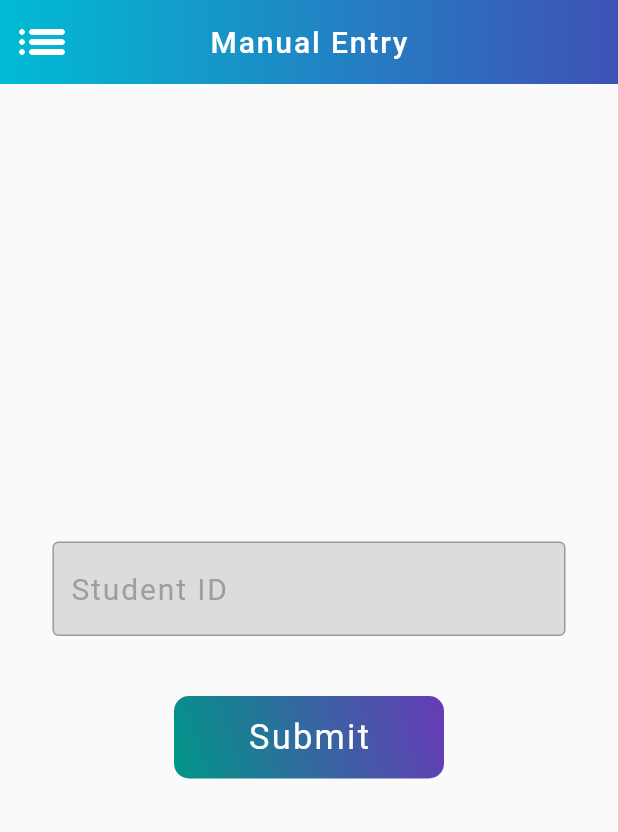
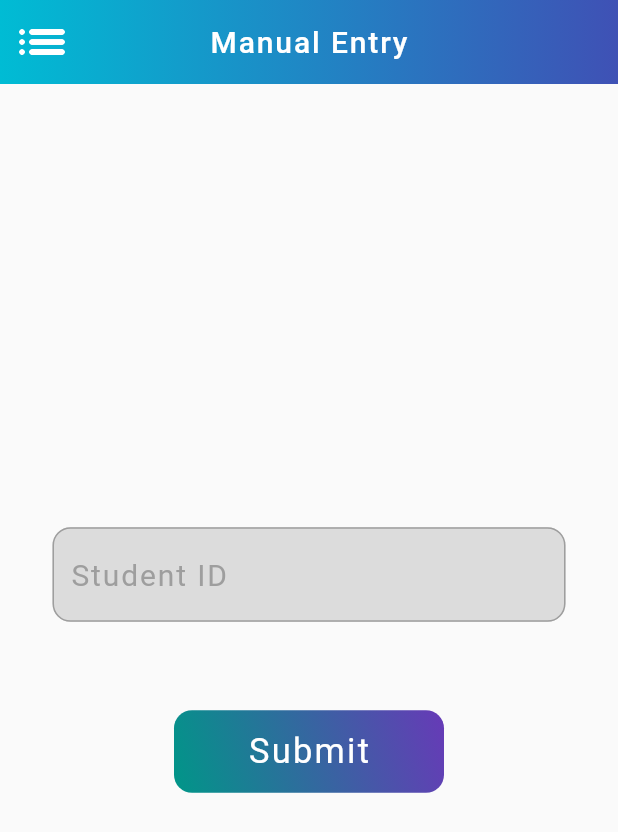
Before and after one commit to ManishModak/appwrite_hackathon, a Flutter app: the ManualEntry screen opened by its route, on a phone screen of 412 x 824 dp. Shown: the top 832 px of the screen. Run offline on Flutter 3.47's test engine with Material 2 defaults, Android fonts, the phone set to English and light mode, and no system bars; our stand-ins replace appwrite, firebase_core, flutter_spinkit, image_picker, shared_preferences; accounts and stored records are empty.

Commit message:
Manual Entry added Showing message after particular operation

```diff
--- a/lib/common/constants.dart
+++ b/lib/common/constants.dart
@@ -1,15 +1,17 @@
 import 'package:flutter/material.dart';
 
-const textInputDecoration = InputDecoration(
-  hintStyle: TextStyle(fontSize: 20,letterSpacing: 1.25,color: Colors.grey),
+ InputDecoration textInputDecoration = InputDecoration(
+  hintStyle: const TextStyle(fontSize: 20,letterSpacing: 1.25,color: Colors.grey),
   fillColor: Colors.black12 ,
   filled: true,
   enabledBorder: OutlineInputBorder(
-    borderSide: BorderSide(color: Colors.grey)
+    borderSide: const BorderSide(color: Colors.grey),
+    borderRadius: BorderRadius.circular(12)
   ),
   focusedBorder: OutlineInputBorder(
-    borderSide: BorderSide(color: Colors.white)
-  )
+    borderSide: const BorderSide(color: Colors.white),
+    borderRadius: BorderRadius.circular(12)
+  ),
 );
 
 const appBarGradient = LinearGradient(
@@ -132,3 +134,11 @@ AppBar buildAppBar2(String text,BuildContext context) {
     )
   );
 } // Default app Bar propertires
+
+ScaffoldFeatureController<SnackBar, SnackBarClosedReason> showSnackBar(String message,BuildContext context) {
+  return ScaffoldMessenger.of(context).showSnackBar(
+    SnackBar(
+      content: Text(message),
+    ),
+  );
+}
--- a/lib/common/loading_page.dart
+++ b/lib/common/loading_page.dart
@@ -6,11 +6,11 @@ class Loading extends StatelessWidget {
 
   @override
   Widget build(BuildContext context) {
-    return Scaffold(
+    return const Scaffold(
       backgroundColor: Colors.black54,
       body: Column(
         mainAxisAlignment: MainAxisAlignment.center,
-        children: const [
+        children: [
           SpinKitWave(
             color: Colors.white,
             size: 50.0,
--- a/lib/pages/menuPages/manualentry_page.dart
+++ b/lib/pages/menuPages/manualentry_page.dart
@@ -13,40 +13,33 @@ class _ManualEntryState extends State<ManualEntry> {
 
   final GlobalKey<FormState> formkey = GlobalKey<FormState>();
   final TextEditingController id = TextEditingController();
-  late String operationPerformed ;
-  late String messageShowed ;
+  String messageShowed = '';
 
   bool _isValidId(String id) {
     final RegExp validIdRegex = RegExp(r'^[a-zA-Z0-9][a-zA-Z0-9_]*$');
     return validIdRegex.hasMatch(id);
   }
 
-  void logStudent(String id) {
+  Future<void> logStudent(String id) async{
 
     if (!_isValidId(id)) {
-      showSnackBar('Invalid ID');
+      showSnackBar('Invalid ID',context);
       return;
     }
 
     LogDatabase log = LogDatabase();
-    operationPerformed = log.addLog(id: id) as String;
+    String operationPerformed = await log.addLog(id: id) ;
 
     setState(() {
       messageShowed = operationPerformed ;
     });
   }
 
-  void showSnackBar(String message) {
-    ScaffoldMessenger.of(context).showSnackBar(
-      SnackBar(
-        content: Text(message),
-      ),
-    );
-  }
-
   void submitButton() async {
     if (formkey.currentState!.validate()) {
+
       logStudent(id.text);
+
       setState(() {
         id.clear();
       });
@@ -94,19 +87,24 @@ class _ManualEntryState extends State<ManualEntry> {
                   controller: id,
                 ),
               ),
-              const SizedBox(height:40.0),
+              const SizedBox(height:20.0),
+              Text(
+                messageShowed ,
+                style: const TextStyle(color: Colors.red, fontSize: 16.0),
+              ),
+              const SizedBox(height:20.0),
               Container(
                 width: 180,
                 height: 55,
                 decoration: BoxDecoration(
                     gradient: buttonLinearGradient_1,
-                    borderRadius: BorderRadius.circular(10)
+                    borderRadius: BorderRadius.circular(12)
                 ),
                 child: ElevatedButton(
                   onPressed: submitButton,
                   style: ElevatedButton.styleFrom(
-                      backgroundColor: Colors.transparent,
-                      elevation: 0
+                    backgroundColor: Colors.transparent,
+                    elevation: 0,
                   ),
                   child:const Text(
                     "Submit",
```
Also changed, not shown: lib/pages/authenticationPages/login_page.dart (+6 -6 lines).
